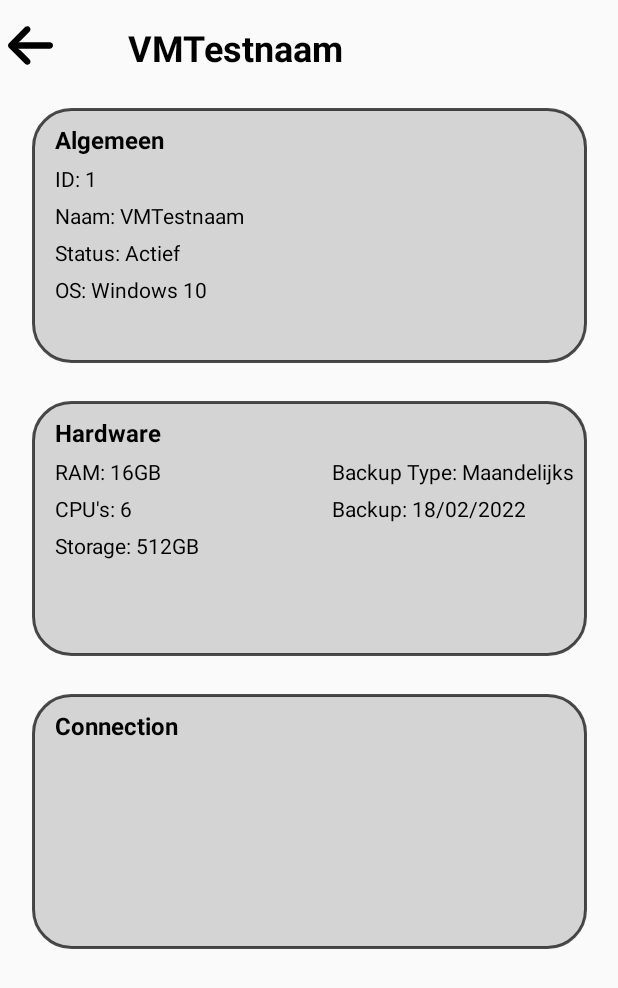
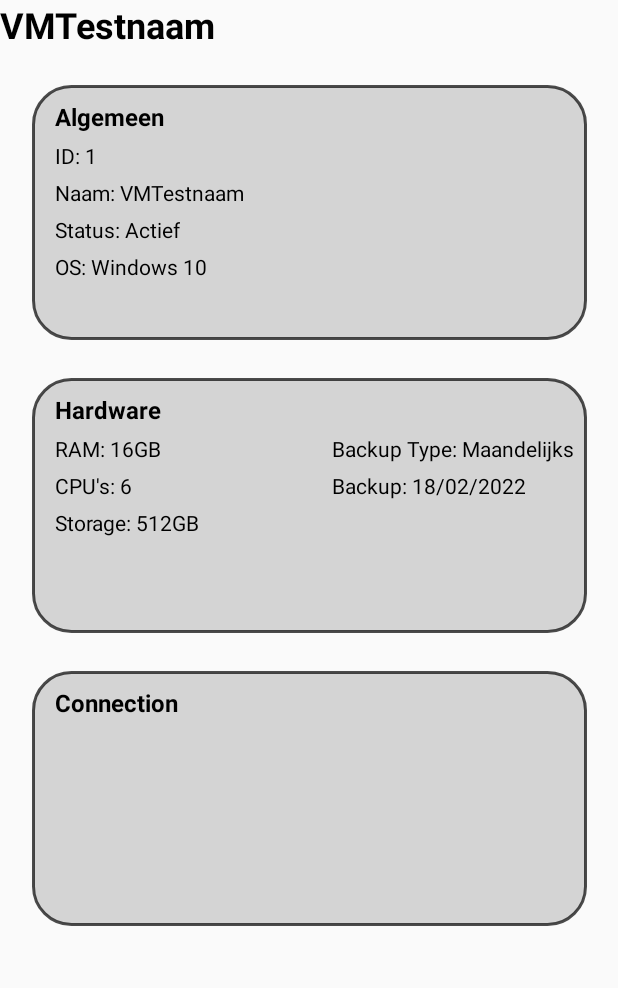
Before and after one commit to JurnDeVleeschauwer/DEVOPS-22-23-Android, an Android app: the layout fragment_vm_details.xml on its own in the app's theme, with its tools: preview values and no code run, on a phone screen of 412 x 824 dp. Shown: the top 988 px of the screen. Run offline under Robolectric (Android 15) with nearby library versions, the phone set to English and light mode, and no system bars.

```diff
--- a/app/src/main/java/com/hogent/devOps_Android/ui/vms/details/VMDetailsFragment.kt
+++ b/app/src/main/java/com/hogent/devOps_Android/ui/vms/details/VMDetailsFragment.kt
@@ -25,7 +25,7 @@ class VMDetailsFragment : Fragment() {
 
 
         val appContext = requireNotNull(this.activity).application
-        var vm_id : Long = arguments!!.getLong("vm_id")
+        var vm_id : Long = requireArguments().getLong("vm_id")
         val viewModelFactory = VMDetailsViewModelFactory(appContext, vm_id)
         val viewModel = ViewModelProvider(this, viewModelFactory)[VMDetailsViewModel::class.java];
 
--- a/app/src/main/java/com/hogent/devOps_Android/ui/vms/overview/VMListViewModel.kt
+++ b/app/src/main/java/com/hogent/devOps_Android/ui/vms/overview/VMListViewModel.kt
@@ -35,7 +35,7 @@ class VMListViewModel(app: Application, customer_id: String) : ViewModel() {
 
     val projects = vmRepository.projects
     val vms = vmRepository.vms
-
+    val projectsvms = vmRepository.projectsvms
 
 
 
--- a/app/src/main/res/layout/fragment_vm_details.xml
+++ b/app/src/main/res/layout/fragment_vm_details.xml
@@ -18,31 +18,18 @@
         android:layout_height="match_parent"
         >
 
-        <ImageView
-            android:id="@+id/back_vmList"
-            android:layout_width="30dp"
-            android:layout_height="30dp"
-            android:layout_marginStart="5dp"
-            android:layout_marginTop="15dp"
-
-            android:src="@drawable/arrow"
-            app:flow_horizontalBias="0.3"
-            app:layout_constraintEnd_toStartOf="@+id/DetailsVMName"
-            app:layout_constraintStart_toStartOf="parent"
-            app:layout_constraintTop_toTopOf="parent" />
-
 
         <TextView
             android:id="@+id/DetailsVMName"
             android:layout_width="wrap_content"
             android:layout_height="wrap_content"
-            android:layout_marginStart="50dp"
             android:text='@{vmViewModel.vm.name}'
             android:textColor="@color/black"
             android:textSize="@dimen/titel_font_size"
+
             android:textStyle="bold"
-            app:layout_constraintStart_toEndOf="@+id/back_vmList"
-            app:layout_constraintTop_toTopOf="@+id/back_vmList"
+            tools:layout_editor_absoluteX="120dp"
+            tools:layout_editor_absoluteY="16dp"
             tools:text="VMTestnaam" />
 
         <ImageView
```
Also changed, not shown: app/src/main/java/com/hogent/devOps_Android/database/daos/ProjectVirtualMachineDao.kt (+10 -1 lines), app/src/main/java/com/hogent/devOps_Android/repository/VmRepository.kt (+35 -1 lines), app/src/main/java/com/hogent/devOps_Android/ui/vms/overview/ProjectListAdapter.kt (+10 -1 lines), app/src/main/java/com/hogent/devOps_Android/ui/vms/overview/VMListFragment.kt (+7 -2 lines), app/src/main/java/com/hogent/devOps_Android/ui/vms/overview/VirtualMachineListAdapter.kt (+4 -4 lines).
